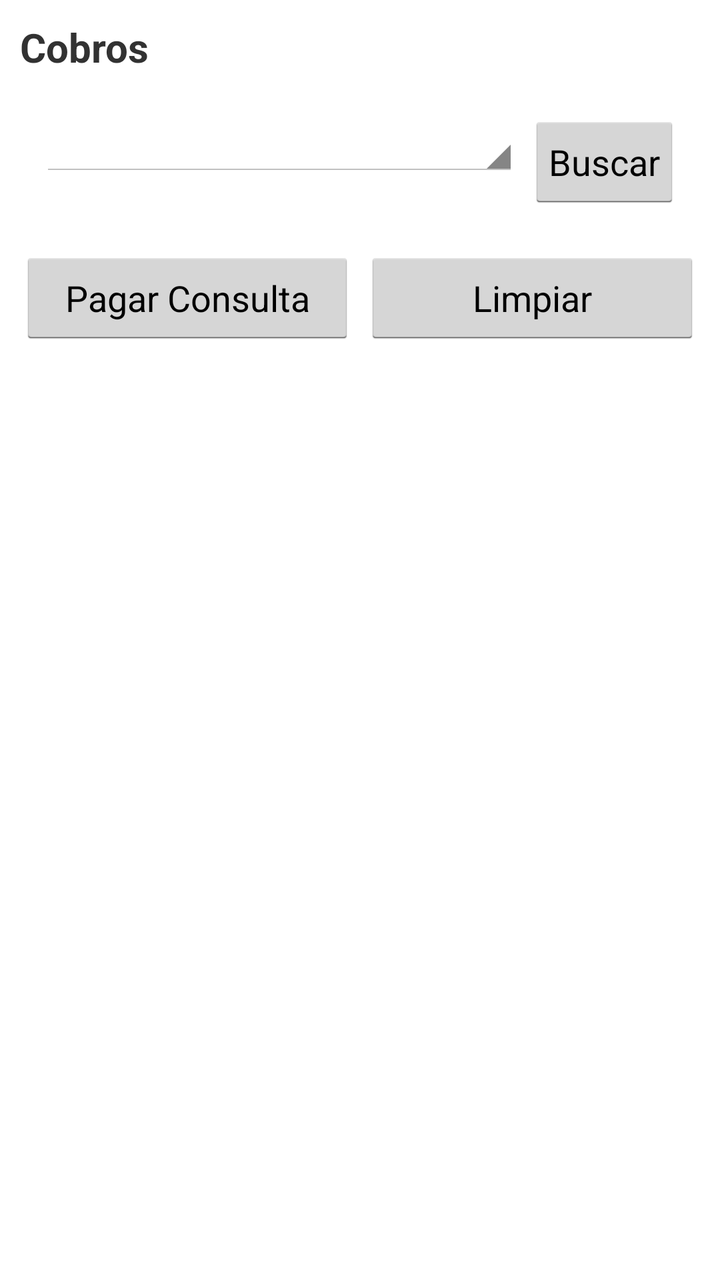
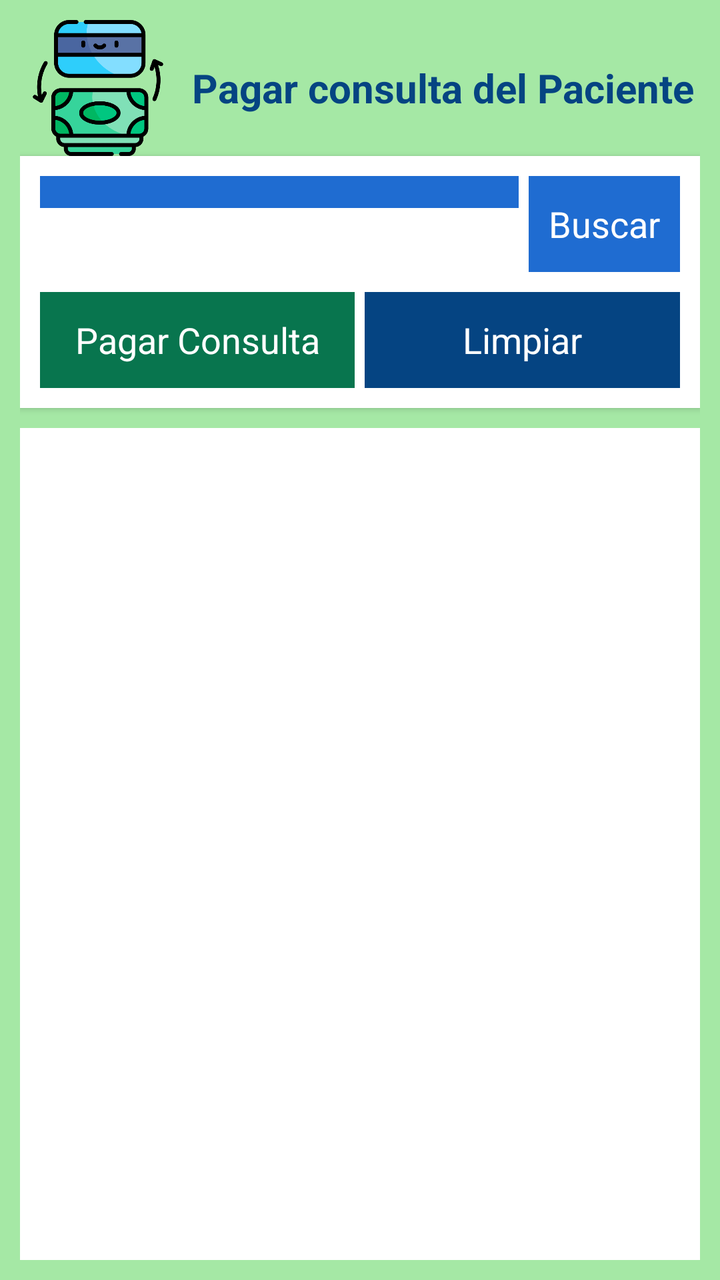

Screens rendered from an Android XML layout before and after an edit, with the pre-edit source and the edit as a unified diff.
<!-- AndroidManifest.xml: application theme android:Theme.Holo.Light -->
<!-- res/layout/activity_cobros.xml -->
<?xml version="1.0" encoding="utf-8"?>
<LinearLayout xmlns:android="http://schemas.android.com/apk/res/android"
    android:layout_width="match_parent"
    android:layout_height="match_parent"
    android:orientation="vertical"
    android:padding="10dp">

    <TextView
        android:layout_width="wrap_content"
        android:layout_height="wrap_content"
        android:text="Cobros"
        android:textSize="20sp"
        android:textStyle="bold"
        android:layout_marginBottom="10dp"/>

    <LinearLayout
        android:layout_width="match_parent"
        android:layout_height="wrap_content"
        android:orientation="horizontal"
        android:padding="10dp">

        <Spinner
            android:id="@+id/spPacientes"
            android:layout_width="0dp"
            android:layout_height="wrap_content"
            android:layout_weight="1"
            android:padding="8dp"/>

        <Button
            android:id="@+id/btnBuscar"
            android:layout_width="wrap_content"
            android:layout_height="wrap_content"
            android:layout_marginLeft="5dp"
            android:padding="10dp"
            android:text="Buscar"/>
    </LinearLayout>

    <LinearLayout
        android:layout_width="match_parent"
        android:layout_height="wrap_content"
        android:layout_marginTop="10dp"
        android:orientation="horizontal">

        <Button
            android:id="@+id/btnPagar"
            android:layout_width="0dp"
            android:layout_height="wrap_content"
            android:layout_weight="1"
            android:padding="11dp"
            android:text="Pagar Consulta"/>

        <Button
            android:id="@+id/btnLimpiar"
            android:layout_width="0dp"
            android:layout_height="wrap_content"
            android:layout_marginLeft="5dp"
            android:layout_weight="1"
            android:padding="11dp"
            android:text="Limpiar"/>
    </LinearLayout>

    <ListView
        android:id="@+id/lvCobros"
        android:layout_width="match_parent"
        android:layout_height="0dp"
        android:layout_marginTop="10dp"
        android:layout_weight="1"
        android:padding="5dp"/>

    

</LinearLayout>
<!-- resources referenced by this layout -->
<resources>

</resources>

<!-- the commit's change to res/layout/activity_cobros.xml (unified diff, before → after) -->
@@ -2,61 +2,92 @@
 <LinearLayout xmlns:android="http://schemas.android.com/apk/res/android"
     android:layout_width="match_parent"
     android:layout_height="match_parent"
+    android:background="#A5E8A5"
     android:orientation="vertical"
-    android:padding="10dp">
-
-    <TextView
-        android:layout_width="wrap_content"
-        android:layout_height="wrap_content"
-        android:text="Cobros"
-        android:textSize="20sp"
-        android:textStyle="bold"
-        android:layout_marginBottom="10dp"/>
+    android:padding="10dp" >
 
     <LinearLayout
         android:layout_width="match_parent"
         android:layout_height="wrap_content"
-        android:orientation="horizontal"
-        android:padding="10dp">
+        android:gravity="center_vertical"
+        android:orientation="horizontal" >
 
-        <Spinner
-            android:id="@+id/spPacientes"
-            android:layout_width="0dp"
-            android:layout_height="wrap_content"
-            android:layout_weight="1"
-            android:padding="8dp"/>
+        <ImageView
+            android:layout_width="78dp"
+            android:layout_height="68dp"
+            android:contentDescription="Logo Cobros"
+            android:src="@drawable/cobros" />
 
-        <Button
-            android:id="@+id/btnBuscar"
+        <TextView
             android:layout_width="wrap_content"
             android:layout_height="wrap_content"
-            android:layout_marginLeft="5dp"
-            android:padding="10dp"
-            android:text="Buscar"/>
+            android:layout_marginStart="8dp"
+            android:text="Pagar consulta del Paciente"
+            android:textColor="#054482"
+            android:textSize="20sp"
+            android:textStyle="bold" />
     </LinearLayout>
 
     <LinearLayout
         android:layout_width="match_parent"
         android:layout_height="wrap_content"
-        android:layout_marginTop="10dp"
-        android:orientation="horizontal">
+        android:background="#FFFFFF"
+        android:elevation="2dp"
+        android:orientation="vertical"
+        android:padding="10dp" >
 
-        <Button
-            android:id="@+id/btnPagar"
-            android:layout_width="0dp"
+        <LinearLayout
+            android:layout_width="match_parent"
             android:layout_height="wrap_content"
-            android:layout_weight="1"
-            android:padding="11dp"
-            android:text="Pagar Consulta"/>
+            android:orientation="horizontal" >
 
-        <Button
-            android:id="@+id/btnLimpiar"
-            android:layout_width="0dp"
+            <Spinner
+                android:id="@+id/spPacientes"
+                android:layout_width="0dp"
+                android:layout_height="wrap_content"
+                android:layout_weight="1"
+                android:background="#F0F4F8"
+                android:backgroundTint="#1F6CD1"
+                android:padding="8dp" />
+
+            <Button
+                android:id="@+id/btnBuscar"
+                android:layout_width="wrap_content"
+                android:layout_height="wrap_content"
+                android:layout_marginLeft="5dp"
+                android:background="#1F6CD1"
+                android:padding="10dp"
+                android:text="Buscar"
+                android:textColor="#FFFFFF" />
+        </LinearLayout>
+
+        <LinearLayout
+            android:layout_width="match_parent"
             android:layout_height="wrap_content"
-            android:layout_marginLeft="5dp"
-            android:layout_weight="1"
-            android:padding="11dp"
-            android:text="Limpiar"/>
+            android:layout_marginTop="10dp"
+            android:orientation="horizontal" >
+
+            <Button
+                android:id="@+id/btnPagar"
+                android:layout_width="0dp"
+                android:layout_height="wrap_content"
+                android:layout_weight="1"
+                android:background="#08754E"
+                android:padding="11dp"
+                android:text="Pagar Consulta"
+                android:textColor="#FFFFFF" />
+
+            <Button
+                android:id="@+id/btnLimpiar"
+                android:layout_width="0dp"
+                android:layout_height="wrap_content"
+                android:layout_marginLeft="5dp"
+                android:layout_weight="1"
+                android:background="#054482"
+                android:padding="11dp"
+                android:text="Limpiar"
+                android:textColor="#FFFFFF" />
+        </LinearLayout>
     </LinearLayout>
 
     <ListView
@@ -65,8 +96,7 @@
         android:layout_height="0dp"
         android:layout_marginTop="10dp"
         android:layout_weight="1"
-        android:padding="5dp"/>
-
-    
+        android:background="#FFFFFF"
+        android:padding="5dp" />
 
 </LinearLayout>
<!-- resource entries referenced after the edit -->
@@ -1,5 +1,5 @@
 <!-- resources referenced by this layout -->
 <resources>
-
+  <!-- drawable cobros: png bitmap (drawable-ldpi, 28381 bytes) -->
 </resources>
 
